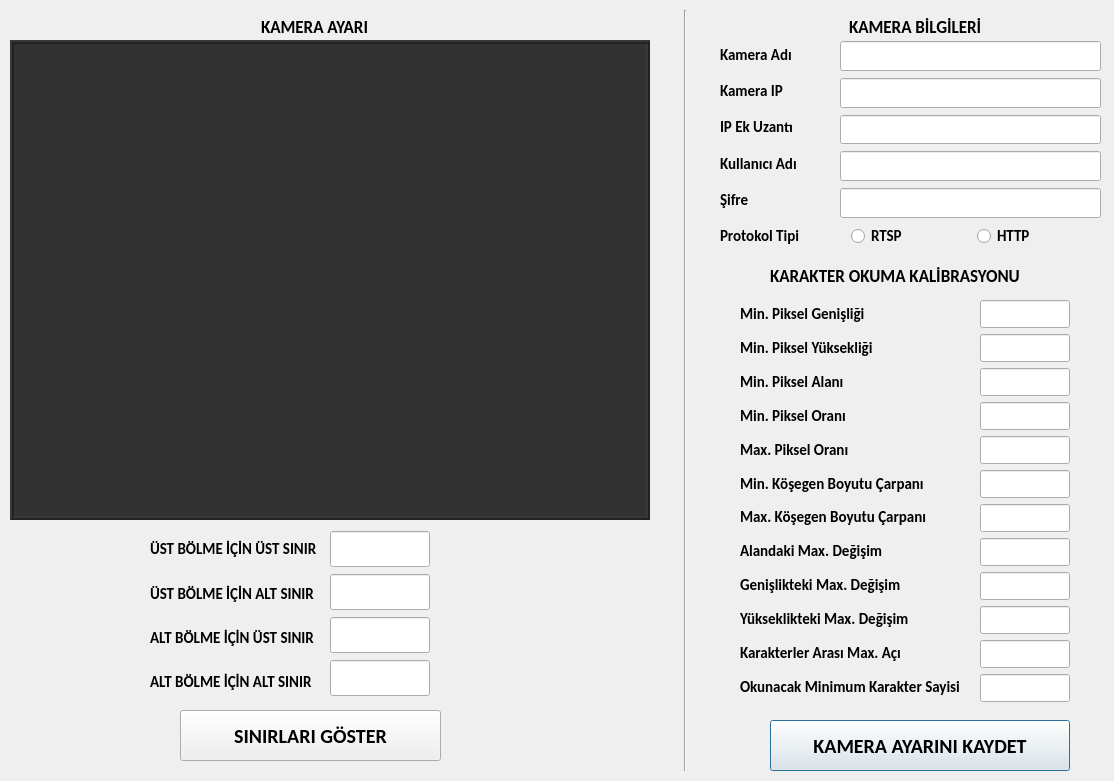
The window that Interfaces/UpdateCamera.ui (buraketmen/LicencePlateProject) describes before a commit, drawn with Qt 5.
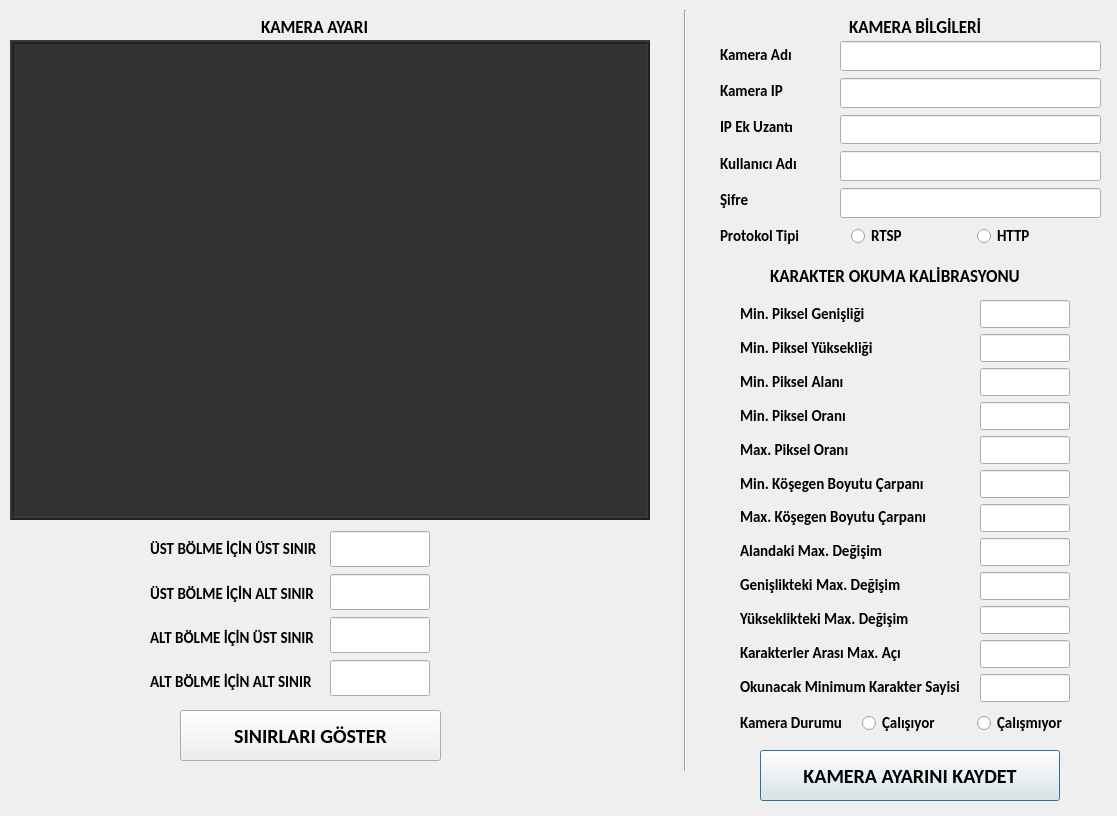
The same window after the commit.

```diff
--- a/Interfaces/UpdateCamera.ui
+++ b/Interfaces/UpdateCamera.ui
@@ -6,20 +6,20 @@
    <rect>
     <x>0</x>
     <y>0</y>
-    <width>1114</width>
-    <height>781</height>
+    <width>1117</width>
+    <height>816</height>
    </rect>
   </property>
   <property name="minimumSize">
    <size>
-    <width>1114</width>
-    <height>781</height>
+    <width>1117</width>
+    <height>816</height>
    </size>
   </property>
   <property name="maximumSize">
    <size>
-    <width>1114</width>
-    <height>781</height>
+    <width>1117</width>
+    <height>816</height>
    </size>
   </property>
   <property name="windowTitle">
@@ -28,8 +28,8 @@
   <widget class="QPushButton" name="buttonSaveConfiguration">
    <property name="geometry">
     <rect>
-     <x>770</x>
-     <y>720</y>
+     <x>760</x>
+     <y>750</y>
      <width>300</width>
      <height>51</height>
     </rect>
@@ -1406,6 +1406,94 @@
     </item>
    </layout>
   </widget>
+  <widget class="QWidget" name="">
+   <property name="geometry">
+    <rect>
+     <x>740</x>
+     <y>710</y>
+     <width>351</width>
+     <height>26</height>
+    </rect>
+   </property>
+   <layout class="QHBoxLayout" name="horizontalLayout_4">
+    <item>
+     <widget class="QLabel" name="labelCameraStatus">
+      <property name="font">
+       <font>
+        <family>Calibri</family>
+        <pointsize>11</pointsize>
+        <weight>75</weight>
+        <bold>true</bold>
+       </font>
+      </property>
+      <property name="text">
+       <string>Kamera Durumu</string>
+      </property>
+     </widget>
+    </item>
+    <item>
+     <layout class="QHBoxLayout" name="horizontalLayout_3">
+      <property name="spacing">
+       <number>0</number>
+      </property>
+      <item>
+       <widget class="QRadioButton" name="radioButtonWorking">
+        <property name="minimumSize">
+         <size>
+          <width>115</width>
+          <height>22</height>
+         </size>
+        </property>
+        <property name="maximumSize">
+         <size>
+          <width>115</width>
+          <height>22</height>
+         </size>
+        </property>
+        <property name="font">
+         <font>
+          <family>Calibri</family>
+          <pointsize>11</pointsize>
+          <weight>75</weight>
+          <bold>true</bold>
+         </font>
+        </property>
+        <property name="text">
+         <string>Çalışıyor</string>
+        </property>
+       </widget>
+      </item>
+      <item>
+       <widget class="QRadioButton" name="radioButtonNotWorking">
+        <property name="minimumSize">
+         <size>
+          <width>114</width>
+          <height>22</height>
+         </size>
+        </property>
+        <property name="maximumSize">
+         <size>
+          <width>114</width>
+          <height>22</height>
+         </size>
+        </property>
+        <property name="font">
+         <font>
+          <family>Calibri</family>
+          <pointsize>11</pointsize>
+          <weight>75</weight>
+          <bold>true</bold>
+         </font>
+        </property>
+        <property name="text">
+         <string>Çalışmıyor</string>
+        </property>
+       </widget>
+      </item>
+     </layout>
+    </item>
+   </layout>
+  </widget>
  </widget>
  <resources/>
  <connections/>
```
